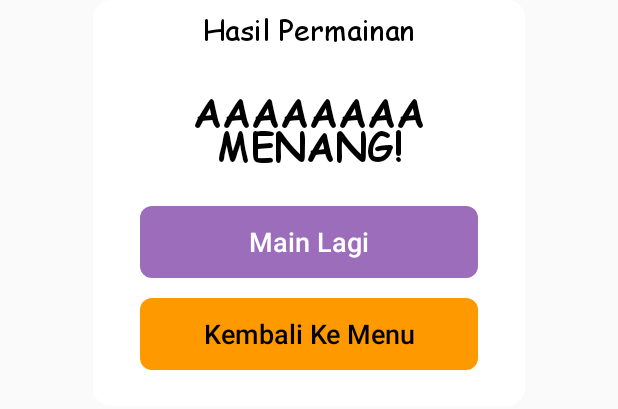
After one commit to affanzanuar/Challenge-Chapter-4, an Android app: the layout fragment_custom_dialog.xml on its own in the app's theme, with its tools: preview values and no code run, on a phone screen of 412 x 824 dp. The commit adds this screen. Shown: the top 409 px of the screen. Run offline under Robolectric (Android 15) with nearby library versions, the phone set to English and light mode, and no system bars.

Commit message:
Build dialog for result and fix bug in multiplayer

```diff
--- a/app/build.gradle
+++ b/app/build.gradle
@@ -46,7 +46,7 @@ dependencies {
     androidTestImplementation 'androidx.test.espresso:espresso-core:3.4.0'
 
     def lifecycle_version = "2.2.0"
-    def activity_version = "1.5.0"
+    def activity_version = "1.5.1"
 
 
     //ViewModel
@@ -57,9 +57,11 @@ dependencies {
     //noinspection GradleDependency
     implementation("androidx.lifecycle:lifecycle-livedata-ktx:$lifecycle_version")
 
-    //Annotation Processor
+    //Annotation Processor lifecycle compiler
     //noinspection LifecycleAnnotationProcessorWithJava8
     annotationProcessor("androidx.lifecycle:lifecycle-compiler:$lifecycle_version")
+
+    //Ktx
     implementation("androidx.activity:activity-ktx:$activity_version")
 
     //Circle Indicator
--- /dev/null
+++ b/app/src/main/res/drawable/bg_button_dialog.xml
@@ -0,0 +1,4 @@
+<?xml version="1.0" encoding="utf-8"?>
+<shape xmlns:android="http://schemas.android.com/apk/res/android">
+    <corners android:radius="8dp"/>
+</shape>
--- /dev/null
+++ b/app/src/main/res/drawable/bg_dialog.xml
@@ -0,0 +1,5 @@
+<?xml version="1.0" encoding="utf-8"?>
+<shape xmlns:android="http://schemas.android.com/apk/res/android">
+    <corners android:radius="12dp"/>
+    <solid android:color="@color/white"/>
+</shape>
--- /dev/null
+++ b/app/src/main/res/layout/fragment_custom_dialog.xml
@@ -0,0 +1,90 @@
+<?xml version="1.0" encoding="utf-8"?>
+<androidx.constraintlayout.widget.ConstraintLayout xmlns:android="http://schemas.android.com/apk/res/android"
+    xmlns:app="http://schemas.android.com/apk/res-auto"
+    xmlns:tools="http://schemas.android.com/tools"
+    android:layout_width="match_parent"
+    android:layout_height="wrap_content"
+    android:layout_marginHorizontal="62dp"
+    android:backgroundTint="@color/white"
+    android:background="@drawable/bg_dialog">
+
+    <TextView
+        android:id="@+id/tvResultDialog"
+        android:layout_width="wrap_content"
+        android:layout_height="wrap_content"
+        android:layout_marginTop="6dp"
+        android:fontFamily="@font/comicsansregular"
+        android:gravity="center"
+        android:text="@string/hasil_permainan"
+        android:textColor="@color/black"
+        android:textSize="19sp"
+        app:layout_constraintEnd_toEndOf="parent"
+        app:layout_constraintHorizontal_bias="0.5"
+        app:layout_constraintStart_toStartOf="parent"
+        app:layout_constraintTop_toTopOf="parent" />
+
+    <TextView
+        android:id="@+id/tvNameDialog"
+        android:layout_width="wrap_content"
+        android:layout_height="wrap_content"
+        android:layout_marginTop="22sp"
+        android:fontFamily="@font/comicsansbold"
+        android:text="AAAAAAAA"
+        android:textColor="@color/black"
+        android:textSize="26sp"
+        app:layout_constraintEnd_toEndOf="parent"
+        app:layout_constraintHorizontal_bias="0.5"
+        app:layout_constraintStart_toStartOf="parent"
+        app:layout_constraintTop_toBottomOf="@+id/tvResultDialog" />
+
+    <TextView
+        android:id="@+id/tvTheWinner"
+        android:layout_width="wrap_content"
+        android:layout_height="wrap_content"
+        android:layout_marginTop="-14dp"
+        android:fontFamily="@font/comicsansbold"
+        android:text="MENANG!"
+        android:textColor="@color/black"
+        android:textSize="26sp"
+        app:layout_constraintEnd_toEndOf="parent"
+        app:layout_constraintHorizontal_bias="0.5"
+        app:layout_constraintStart_toStartOf="parent"
+        app:layout_constraintTop_toBottomOf="@+id/tvNameDialog" />
+
+    <Button
+        android:id="@+id/btnPlayAgain"
+        android:layout_width="225dp"
+        android:layout_height="wrap_content"
+        android:layout_marginHorizontal="24dp"
+        android:layout_marginTop="22dp"
+        android:background="@drawable/bg_button_dialog"
+        android:backgroundTint="@color/button_dialod_1"
+        android:elegantTextHeight="true"
+        android:hint="Main Lagi"
+        android:textColorHint="@color/white"
+        android:textSize="18sp"
+        app:layout_constraintEnd_toEndOf="parent"
+        app:layout_constraintHorizontal_bias="0.5"
+        app:layout_constraintStart_toStartOf="parent"
+        app:layout_constraintTop_toBottomOf="@+id/tvTheWinner" />
+
+    <Button
+        android:id="@+id/btnBackToMenu"
+        android:layout_width="225dp"
+        android:layout_height="wrap_content"
+        android:layout_marginHorizontal="24dp"
+        android:layout_marginTop="13dp"
+        android:layout_marginBottom="24dp"
+        android:background="@drawable/bg_button_dialog"
+        android:backgroundTint="@color/button_dialod_2"
+        android:elegantTextHeight="true"
+        android:hint="Kembali Ke Menu"
+        android:textColorHint="@color/black"
+        android:textSize="18sp"
+        app:layout_constraintBottom_toBottomOf="parent"
+        app:layout_constraintEnd_toEndOf="parent"
+        app:layout_constraintHorizontal_bias="0.5"
+        app:layout_constraintStart_toStartOf="parent"
+        app:layout_constraintTop_toBottomOf="@+id/btnPlayAgain" />
+
+</androidx.constraintlayout.widget.ConstraintLayout>
--- a/app/src/main/res/values/colors.xml
+++ b/app/src/main/res/values/colors.xml
@@ -14,4 +14,7 @@
     <color name="grey">#F1F0F0</color>
     <color name="white">#FFFFFFFF</color>
     <color name="blue_landing_page">#0070C0</color>
+    <color name="button_dialod_1">#9b6dbb</color>
+    <color name="button_dialod_2">#ff9900</color>
+
 </resources>
--- a/app/src/main/res/values/strings.xml
+++ b/app/src/main/res/values/strings.xml
@@ -34,4 +34,5 @@
     <string name="user_vs_user">User vs User</string>
     <string name="user_vs_com">User vs CPU</string>
     <string name="pemain_2">\t\tPemain 2</string>
+    <string name="hasil_permainan">Hasil Permainan</string>
 </resources>
```
Also changed, not shown: app/src/main/java/com/affan/challengechapter4/view/activity/MainActivity.kt (+63 -42 lines), app/src/main/java/com/affan/challengechapter4/view/fragment/CustomDialogFragment.kt (added, +66 -0 lines), app/src/main/java/com/affan/challengechapter4/view/fragment/FirstLandingPageFragment.kt (+0 -41 lines), app/src/main/java/com/affan/challengechapter4/view/fragment/SecondLandingPageFragment.kt (+0 -41 lines), app/src/main/java/com/affan/challengechapter4/view/fragment/ThirdLandingPageFragment.kt (+7 -46 lines).
